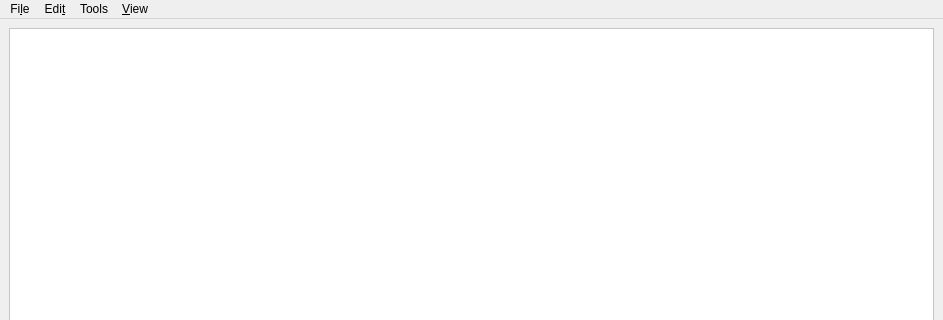
The window that Text/mainwindow.ui (em1lyy/Text) describes before a commit, drawn with Qt 5; both pictures show x 0 to 943 and y 0 to 320 of the 943 by 727 pixel window.
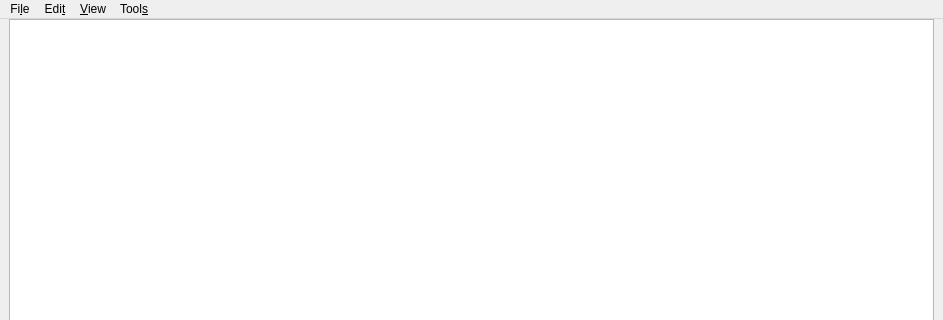
The same window after the commit. Icons and pictures are not drawn.

What changed in the file:
```diff
--- a/Text/mainwindow.ui
+++ b/Text/mainwindow.ui
@@ -21,6 +21,12 @@
   </property>
   <widget class="QWidget" name="centralwidget">
    <layout class="QGridLayout" name="gridLayout">
+    <property name="topMargin">
+     <number>0</number>
+    </property>
+    <property name="verticalSpacing">
+     <number>6</number>
+    </property>
     <item row="0" column="0">
      <widget class="QTextEdit" name="textEdit">
       <property name="font">
@@ -36,7 +42,10 @@
        <bool>true</bool>
       </property>
       <property name="styleSheet">
-       <string notr="true">background:rgb(255, 255, 255);color:rgb(0, 0, 0);font: 12pt &quot;Hack&quot;;</string>
+       <string notr="true"/>
+      </property>
+      <property name="frameShape">
+       <enum>QFrame::StyledPanel</enum>
       </property>
       <property name="documentTitle">
        <string/>
@@ -74,7 +83,7 @@
    </widget>
    <widget class="QMenu" name="menuTools">
     <property name="title">
-     <string>Tools</string>
+     <string>Tool&amp;s</string>
     </property>
     <addaction name="actionTO_UPPERCASE"/>
     <addaction name="actionto_lowercase"/>
@@ -90,8 +99,8 @@
    </widget>
    <addaction name="menuFile"/>
    <addaction name="menuEdit"/>
-   <addaction name="menuTools"/>
    <addaction name="menuView"/>
+   <addaction name="menuTools"/>
   </widget>
   <action name="actionOpen">
    <property name="text">
```
Left out of the diff: 55 changed lines with no effect on the pictures.
